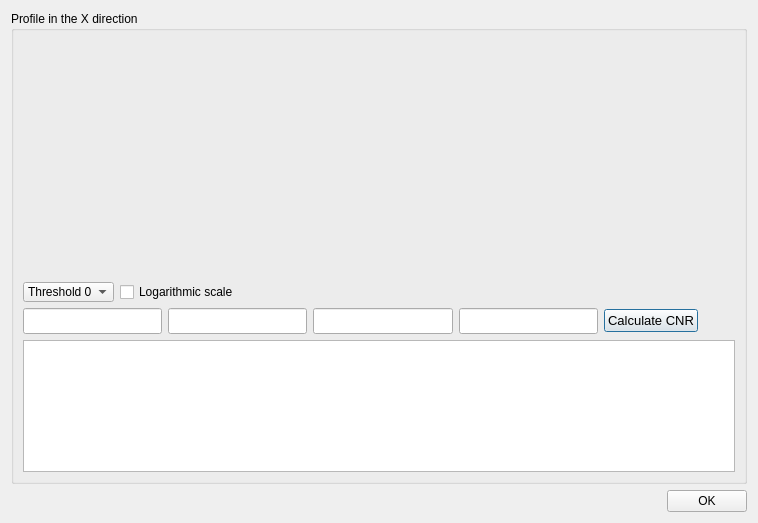
First picture: the form in SpidrMpx3Eq/profiledialog.ui, repository navrit/dexter, before the edit.
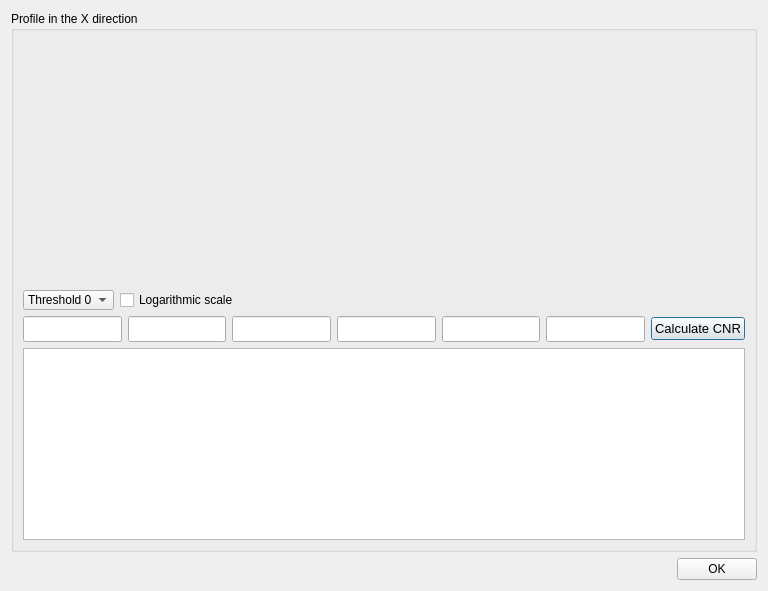
Second picture: the form after the edit. Custom widgets are drawn as their Qt base class.

The edit to the form file:
```diff
--- a/SpidrMpx3Eq/profiledialog.ui
+++ b/SpidrMpx3Eq/profiledialog.ui
@@ -6,8 +6,8 @@
    <rect>
     <x>0</x>
     <y>0</y>
-    <width>758</width>
-    <height>523</height>
+    <width>768</width>
+    <height>591</height>
    </rect>
   </property>
   <property name="windowTitle">
@@ -138,6 +138,24 @@
               </property>
              </widget>
             </item>
+            <item>
+             <widget class="QLineEdit" name="lineEdit_5">
+              <property name="font">
+               <font>
+                <pointsize>11</pointsize>
+               </font>
+              </property>
+             </widget>
+            </item>
+            <item>
+             <widget class="QLineEdit" name="lineEdit_6">
+              <property name="font">
+               <font>
+                <pointsize>11</pointsize>
+               </font>
+              </property>
+             </widget>
+            </item>
             <item>
              <widget class="QPushButton" name="pushButton">
               <property name="font">
```
